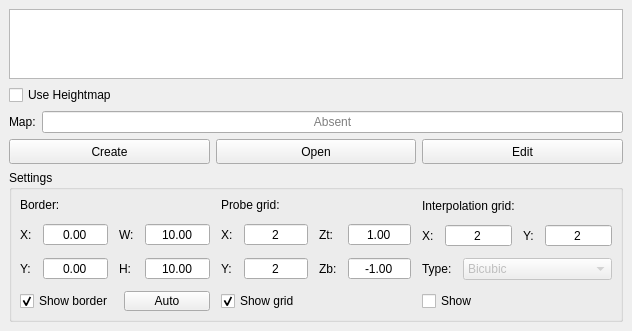
Above: View/HeightMapForm.ui from octronic-uk/Candle before the change. Below: the same form after it.
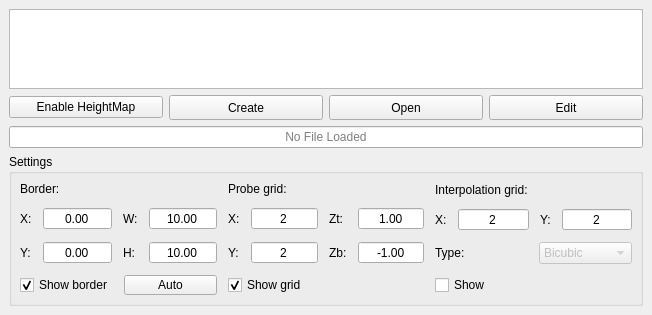
That is the form after the change.

What changed in the file:
```diff
--- a/View/HeightMapForm.ui
+++ b/View/HeightMapForm.ui
@@ -6,8 +6,8 @@
    <rect>
     <x>0</x>
     <y>0</y>
-    <width>632</width>
-    <height>321</height>
+    <width>652</width>
+    <height>315</height>
    </rect>
   </property>
   <property name="windowTitle">
@@ -31,51 +31,42 @@
    </property>
    <item>
     <widget class="QWidget" name="widgetHeightMap" native="true">
+     <layout class="QVBoxLayout" name="verticalLayout_4">
+      <item>
      <layout class="QVBoxLayout" name="verticalLayout_3">
       <item>
-       <widget class="QTableView" name="tblHeightMap"/>
+         <widget class="QTableView" name="tblHeightMap">
+          <property name="sizePolicy">
+           <sizepolicy hsizetype="Expanding" vsizetype="Expanding">
+            <horstretch>0</horstretch>
+            <verstretch>0</verstretch>
+           </sizepolicy>
+          </property>
+          <property name="minimumSize">
+           <size>
+            <width>0</width>
+            <height>10</height>
+           </size>
+          </property>
+          <property name="baseSize">
+           <size>
+            <width>0</width>
+            <height>10</height>
+           </size>
+          </property>
+         </widget>
       </item>
       <item>
        <layout class="QVBoxLayout" name="verticalLayout_2">
         <item>
-         <widget class="QCheckBox" name="chkHeightMapUse">
-          <property name="text">
-           <string>Use Heightmap</string>
-          </property>
-         </widget>
-        </item>
+           <layout class="QHBoxLayout" name="horizontalLayout">
         <item>
-         <layout class="QHBoxLayout" name="horizontalLayout_22">
-          <item>
-           <widget class="QLabel" name="label_15">
+             <widget class="QPushButton" name="pushButton">
             <property name="text">
-             <string>Map:</string>
+               <string>Enable HeightMap</string>
             </property>
            </widget>
           </item>
-          <item>
-           <widget class="QLineEdit" name="txtHeightMap">
-            <property name="focusPolicy">
-             <enum>Qt::NoFocus</enum>
-            </property>
-            <property name="text">
-             <string/>
-            </property>
-            <property name="alignment">
-             <set>Qt::AlignCenter</set>
-            </property>
-            <property name="readOnly">
-             <bool>true</bool>
-            </property>
-            <property name="placeholderText">
-             <string>Absent</string>
-            </property>
-           </widget>
-          </item>
-         </layout>
-        </item>
-        <item>
-         <layout class="QHBoxLayout" name="horizontalLayout_21">
           <item>
            <widget class="QPushButton" name="cmdHeightMapCreate">
             <property name="sizePolicy">
@@ -138,10 +129,35 @@
           </item>
          </layout>
         </item>
+          <item>
+           <widget class="QLineEdit" name="txtHeightMap">
+            <property name="focusPolicy">
+             <enum>Qt::NoFocus</enum>
+            </property>
+            <property name="text">
+             <string/>
+            </property>
+            <property name="alignment">
+             <set>Qt::AlignCenter</set>
+            </property>
+            <property name="readOnly">
+             <bool>true</bool>
+            </property>
+            <property name="placeholderText">
+             <string>No File Loaded</string>
+            </property>
+           </widget>
+          </item>
        </layout>
       </item>
       <item>
        <widget class="QGroupBox" name="grpHeightMapSettings">
+          <property name="sizePolicy">
+           <sizepolicy hsizetype="Preferred" vsizetype="Preferred">
+            <horstretch>0</horstretch>
+            <verstretch>0</verstretch>
+           </sizepolicy>
+          </property>
         <property name="title">
          <string>Settings</string>
         </property>
@@ -629,7 +645,7 @@
                 <bool>false</bool>
                </property>
                <property name="sizePolicy">
-                <sizepolicy hsizetype="Expanding" vsizetype="Fixed">
+                  <sizepolicy hsizetype="Preferred" vsizetype="Preferred">
                  <horstretch>0</horstretch>
                  <verstretch>0</verstretch>
                 </sizepolicy>
@@ -671,6 +687,8 @@
          </item>
         </layout>
        </widget>
+        </item>
+       </layout>
       </item>
      </layout>
     </widget>
```
Left out of the diff: 6 changed lines with no effect on the pictures. Lines whose indentation alone changed are shown as unchanged.
